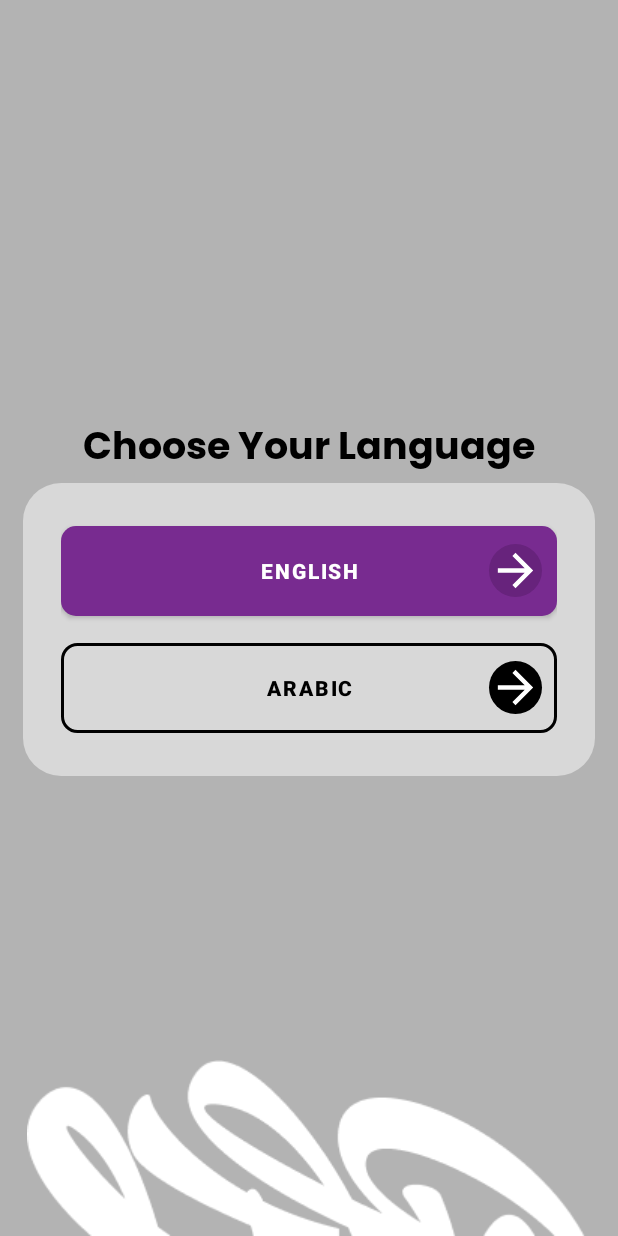
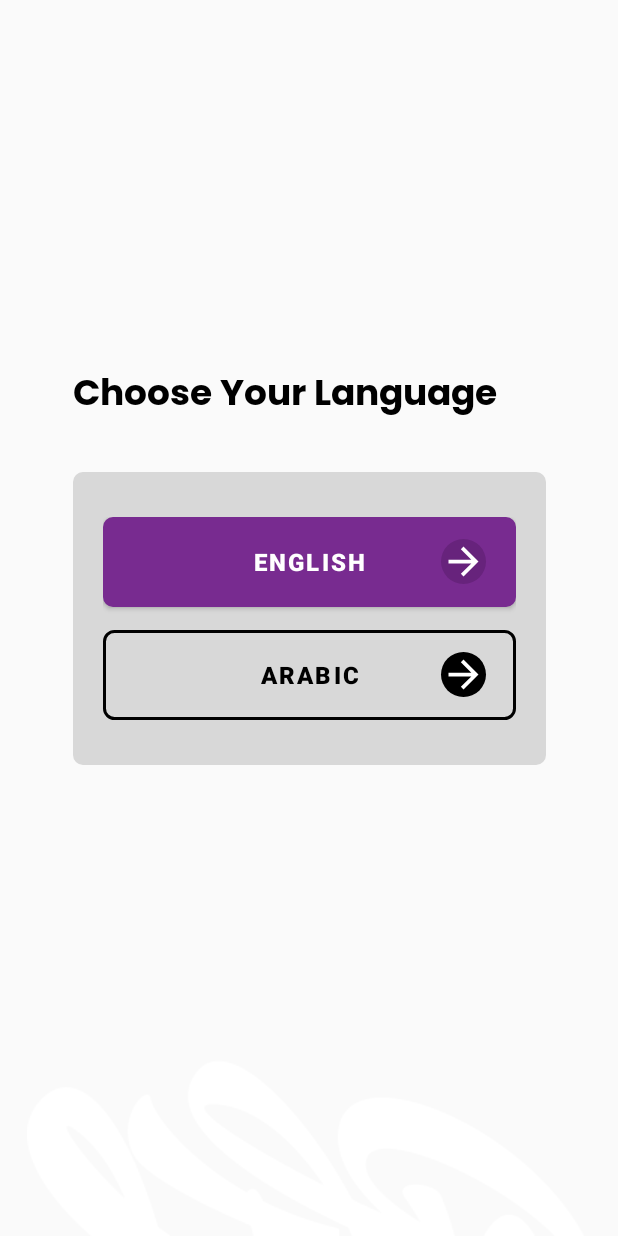
Before and after one commit to aimanxkiller/UI_Designs, an Android app: the screen it shows after launch (LanguageActivity), on a phone screen of 412 x 824 dp. Run offline under Robolectric (Android 15) with nearby library versions, the phone set to English and light mode, and no system bars.

Commit message:
Initial Commit

```diff
--- a/app/src/main/res/drawable/arrow_circle.xml
+++ b/app/src/main/res/drawable/arrow_circle.xml
@@ -3,25 +3,26 @@
     <item>
         <shape android:shape="rectangle">
             <padding
-                android:right="10dp"
+                android:right="20dp"
+                android:top="15dp"
+                android:bottom="15dp"
                 />
         <solid android:color="@color/purplelight"/>
-            <corners android:radius="10dp"/>
+            <corners android:radius="10px"/>
         </shape>
     </item>
     <item
         android:gravity="center|end"
-        android:width="35dp"
-        android:height="35dp">
+        android:width="30dp"
+        android:height="30dp">
         <shape
-            android:padding="16dp"
             android:shape="oval">
             <solid android:color="#67237C" />
         </shape>
     </item>
     <item android:drawable="@drawable/ic_baseline_arrow_forward_24"
         android:gravity="center|end"
-        android:width="35dp"
-        android:height="35dp"
+        android:width="30dp"
+        android:height="30dp"
         />
 </layer-list>
--- a/app/src/main/res/drawable/arrow_circle_transparent.xml
+++ b/app/src/main/res/drawable/arrow_circle_transparent.xml
@@ -3,26 +3,27 @@
     <item>
         <shape android:shape="rectangle">
             <padding
-                android:right="10dp"
+                android:right="20dp"
+                android:top="15dp"
+                android:bottom="15dp"
                 />
             <stroke
                 android:color="@color/black"
                 android:width="2dp" />
-            <corners android:radius="10dp"/>
+            <corners android:radius="10px"/>
         </shape>
     </item>
     <item
         android:gravity="center|end"
-        android:width="35dp"
-        android:height="35dp">
+        android:width="30dp"
+        android:height="30dp">
         <shape
-            android:padding="16dp"
             android:shape="oval">
             <solid android:color="@color/black" />
         </shape>
     </item>
     <item android:drawable="@drawable/ic_baseline_arrow_forward_24"
         android:gravity="center|end"
-        android:width="35dp"
-        android:height="35dp" />
+        android:width="30dp"
+        android:height="30dp" />
 </layer-list>
--- a/app/src/main/res/drawable/background_rounded.xml
+++ b/app/src/main/res/drawable/background_rounded.xml
@@ -2,5 +2,5 @@
 <shape xmlns:android="http://schemas.android.com/apk/res/android"
     android:shape="rectangle">
     <solid android:color="@color/offwhite2"/>
-    <corners android:radius="25dp"/>
+    <corners android:radius="10px"/>
 </shape>
--- a/app/src/main/res/layout/activity_language.xml
+++ b/app/src/main/res/layout/activity_language.xml
@@ -12,54 +12,55 @@
         android:id="@+id/textView"
         android:layout_width="wrap_content"
         android:layout_height="wrap_content"
+        android:fontFamily="@font/poppins_bold"
         android:text="Choose Your Language"
-        android:textSize="25dp"
         android:textColor="@color/black"
-        app:layout_constraintVertical_bias=".35"
-        android:fontFamily="@font/poppins_bold"
+        android:layout_marginBottom="30dp"
+        android:textSize="24sp"
+        app:layout_constraintBottom_toTopOf="@+id/constraintLayout2"
+        app:layout_constraintStart_toStartOf="@+id/constraintLayout2" />
+
+    <androidx.constraintlayout.widget.ConstraintLayout
+        android:id="@+id/constraintLayout2"
+        android:layout_width="315dp"
+        android:layout_height="195dp"
+        android:paddingVertical="30dp"
+        android:paddingHorizontal="20dp"
+        android:background="@drawable/background_rounded"
         app:layout_constraintBottom_toBottomOf="parent"
         app:layout_constraintEnd_toEndOf="parent"
         app:layout_constraintStart_toStartOf="parent"
-        app:layout_constraintTop_toTopOf="parent" />
-
-    <androidx.constraintlayout.widget.ConstraintLayout
-        android:layout_width="match_parent"
-        android:layout_height="195dp"
-        app:layout_constraintEnd_toEndOf="parent"
-        app:layout_constraintStart_toStartOf="parent"
-        android:background="@drawable/background_rounded"
-        android:padding="25dp"
-        app:layout_constraintTop_toBottomOf="@+id/textView">
+        app:layout_constraintTop_toTopOf="parent">
 
         <Button
             android:id="@+id/buttonArabic"
-            android:layout_width="match_parent"
+            android:layout_width="275dp"
             android:layout_height="60dp"
+            android:background="@drawable/arrow_circle_transparent"
             android:text="ARABIC"
+            android:textSize="16sp"
+            android:textColor="@color/black"
             android:textStyle="bold"
-            android:textColor="@color/black"
-            android:background="@drawable/arrow_circle_transparent"
             app:backgroundTint="@null"
             app:layout_constraintBottom_toBottomOf="parent"
             app:layout_constraintEnd_toEndOf="parent"
             app:layout_constraintHorizontal_bias="0.5"
-            app:layout_constraintStart_toStartOf="parent"
-            app:layout_constraintTop_toBottomOf="@+id/buttonEnglish" />
+            app:layout_constraintStart_toStartOf="parent" />
 
         <Button
             android:id="@+id/buttonEnglish"
-            android:layout_width="match_parent"
+            android:layout_width="275dp"
             android:layout_height="60dp"
+            android:layout_marginBottom="15dp"
+            android:background="@drawable/arrow_circle"
             android:text="ENGLISH"
+            android:textSize="16sp"
             android:textStyle="bold"
-            android:background="@drawable/arrow_circle"
             app:backgroundTint="@null"
             app:layout_constraintBottom_toTopOf="@+id/buttonArabic"
             app:layout_constraintEnd_toEndOf="parent"
-            app:layout_constraintHorizontal_bias="0.5"
             app:layout_constraintStart_toStartOf="parent"
-            app:layout_constraintTop_toTopOf="parent"
-            android:layout_marginBottom="15dp"/>
+            app:layout_constraintTop_toTopOf="parent" />
 
     </androidx.constraintlayout.widget.ConstraintLayout>
 
--- a/app/src/main/res/values/colors.xml
+++ b/app/src/main/res/values/colors.xml
@@ -7,7 +7,7 @@
     <color name="teal_700">#FF018786</color>
     <color name="black">#FF000000</color>
     <color name="white">#FFFFFFFF</color>
-    <color name="offwhite">#B3B3B3</color>
+    <color name="offwhite">#FAFAFA</color>
     <color name="offwhite2">#D8D8D8</color>
     <color name="transparent">#00FFFFFF</color>
     <color name="purplelight">#782B90</color>
```
Also changed, not shown: app/src/main/res/drawable/progress_rounded.xml (+6 -3 lines), app/src/main/res/layout/activity_login.xml (+8 -10 lines), app/src/main/res/layout/activity_main.xml (+4 -4 lines).
